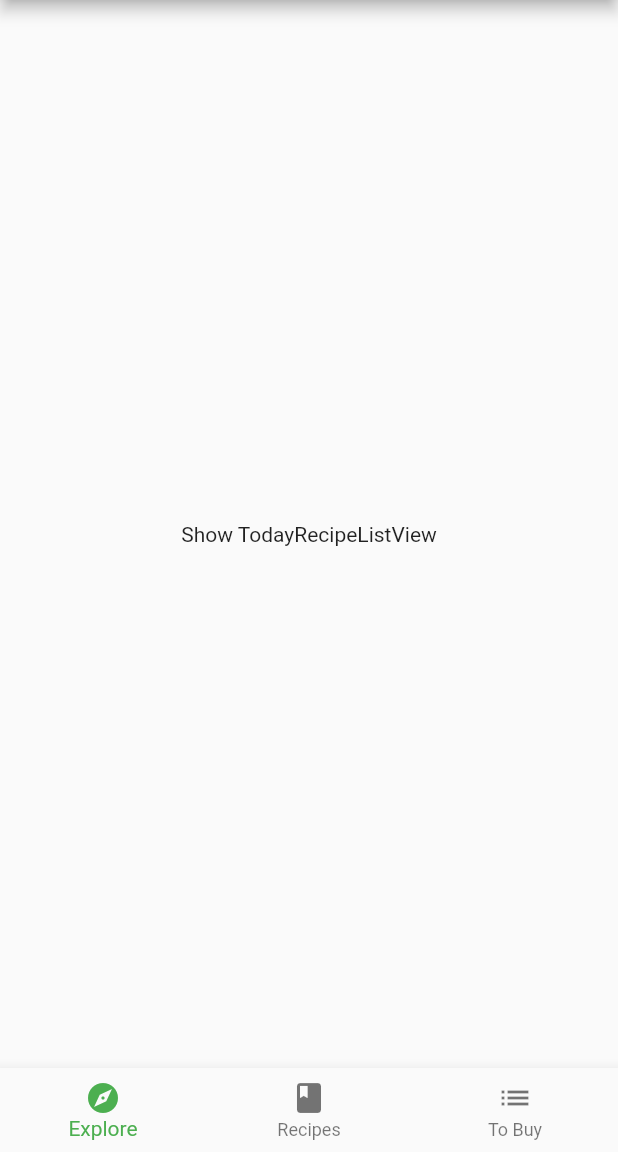
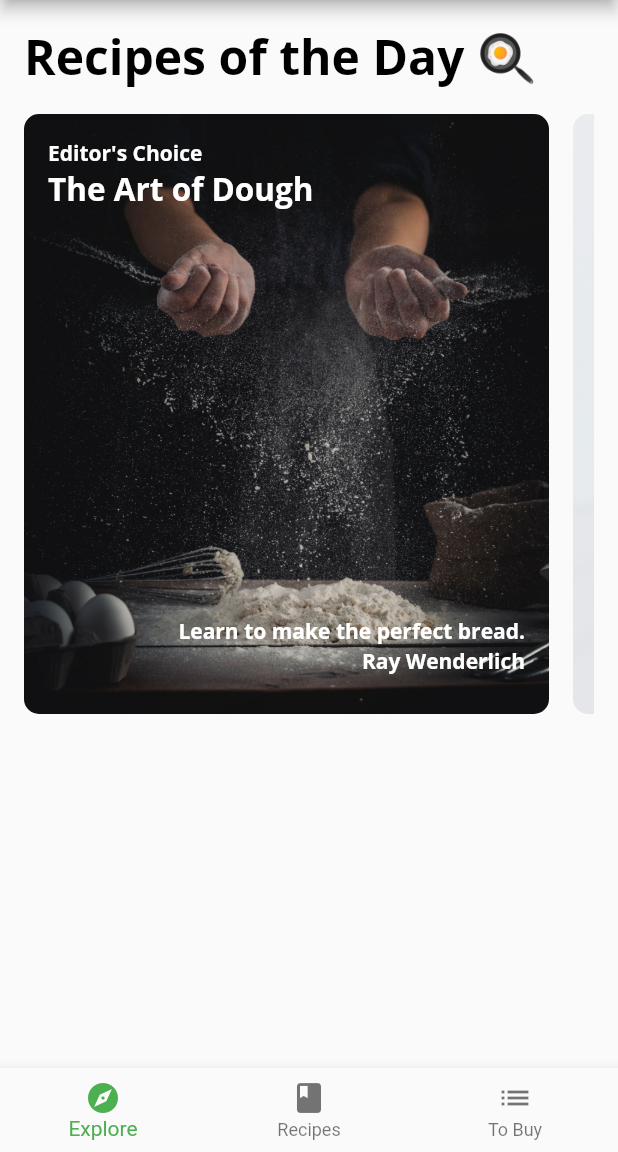
Before and after one commit to Miravicson/fooderlich-take-2, a Flutter app: the screen it shows after launch, on a phone screen of 412 x 824 dp, the part 84-1236 px from its top. Run offline on Flutter 3.47's test engine with Material 2 defaults, Android fonts, the phone set to English and light mode, and no system bars; our stand-ins replace google_fonts.

Commit message:
started working on today_recipe_list_view.dart

```diff
--- a/lib/components/components.dart
+++ b/lib/components/components.dart
@@ -3,3 +3,4 @@ export 'card1.dart';
 export 'card2.dart';
 export 'card3.dart';
 export 'circle_image.dart';
+export 'today_recipe_list_view.dart';
--- /dev/null
+++ b/lib/components/today_recipe_list_view.dart
@@ -0,0 +1,65 @@
+import 'package:flutter/material.dart';
+import 'package:fooderlich/components/components.dart';
+import 'package:fooderlich/models/models.dart';
+
+class TodayRecipeListView extends StatelessWidget {
+  final List<ExploreRecipe> recipes;
+
+  const TodayRecipeListView({super.key, required this.recipes});
+
+  @override
+  Widget build(BuildContext context) {
+    listViewItemBuilder(BuildContext context, int index) {
+      final recipe = recipes[index];
+      return buildCard(recipe);
+    }
+
+    listViewSeparatorBuilder(BuildContext context, int index) {
+      return const SizedBox(
+        width: 16,
+      );
+    }
+
+    return Padding(
+      padding: const EdgeInsets.only(
+        left: 16,
+        right: 16,
+        top: 16,
+      ),
+      child: Column(
+        crossAxisAlignment: CrossAxisAlignment.start,
+        children: [
+          Text(
+            'Recipes of the Day 🍳',
+            style: Theme.of(context).textTheme.displayLarge,
+          ),
+          const SizedBox(
+            height: 16,
+          ),
+          Container(
+            height: 400,
+            color: Colors.transparent,
+            child: ListView.separated(
+              scrollDirection: Axis.horizontal,
+              itemCount: recipes.length,
+              itemBuilder: listViewItemBuilder,
+              separatorBuilder: listViewSeparatorBuilder,
+            ),
+          )
+        ],
+      ),
+    );
+  }
+
+  Widget buildCard(ExploreRecipe recipe) {
+    if (recipe.cardType == RecipeCardType.card1) {
+      return Card1(recipe: recipe);
+    } else if (recipe.cardType == RecipeCardType.card2) {
+      return Card2(recipe: recipe);
+    } else if (recipe.cardType == RecipeCardType.card3) {
+      return Card3(recipe: recipe);
+    } else {
+      throw Exception('This card doesn\'t exist yet');
+    }
+  }
+}
--- a/lib/screens/explore_screen.dart
+++ b/lib/screens/explore_screen.dart
@@ -1,5 +1,6 @@
 import 'package:flutter/material.dart';
 import 'package:fooderlich/api/mock_fooderlich_service.dart';
+import 'package:fooderlich/components/components.dart';
 import 'package:fooderlich/models/explore_data.dart';
 
 class ExploreScreen extends StatelessWidget {
@@ -12,13 +13,8 @@ class ExploreScreen extends StatelessWidget {
     futureBuilder(context, AsyncSnapshot<ExploreData> snapshot) {
       if (snapshot.connectionState == ConnectionState.done) {
         final recipes = snapshot.data?.todayRecipes ?? [];
-        // TODO: Replace this with TodayRecipeListView
 
-        return Center(
-          child: Container(
-            child: const Text('Show TodayRecipeListView'),
-          ),
-        );
+        return TodayRecipeListView(recipes: recipes);
       } else {
         return const Center(
           child: CircularProgressIndicator(),
```
